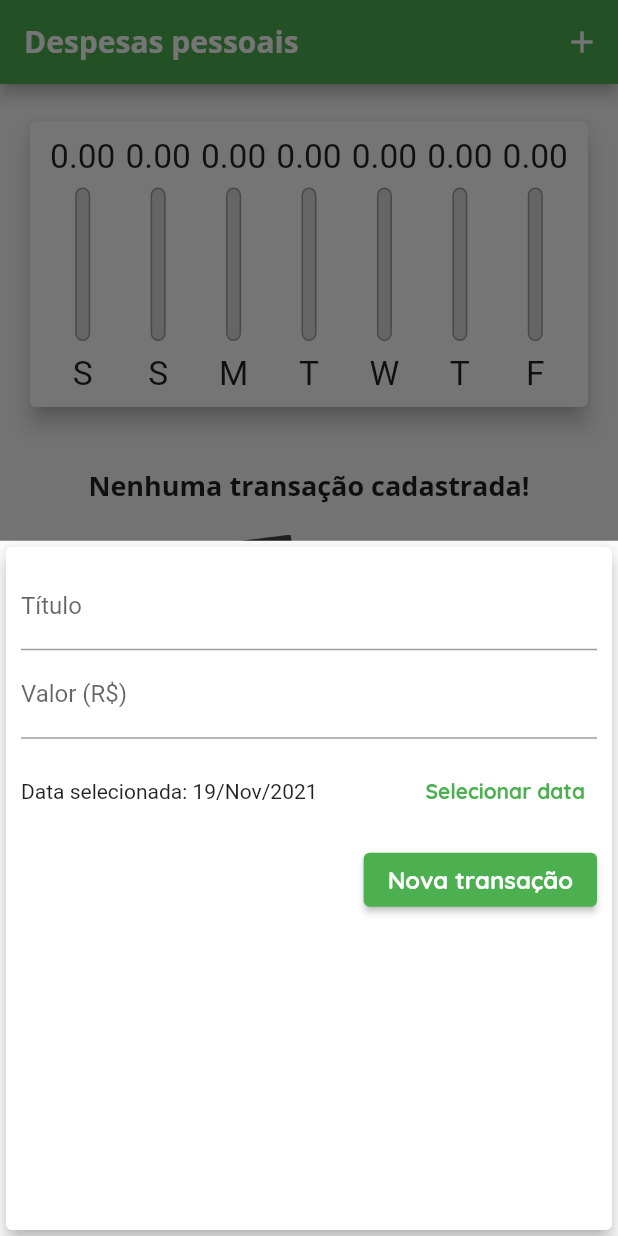
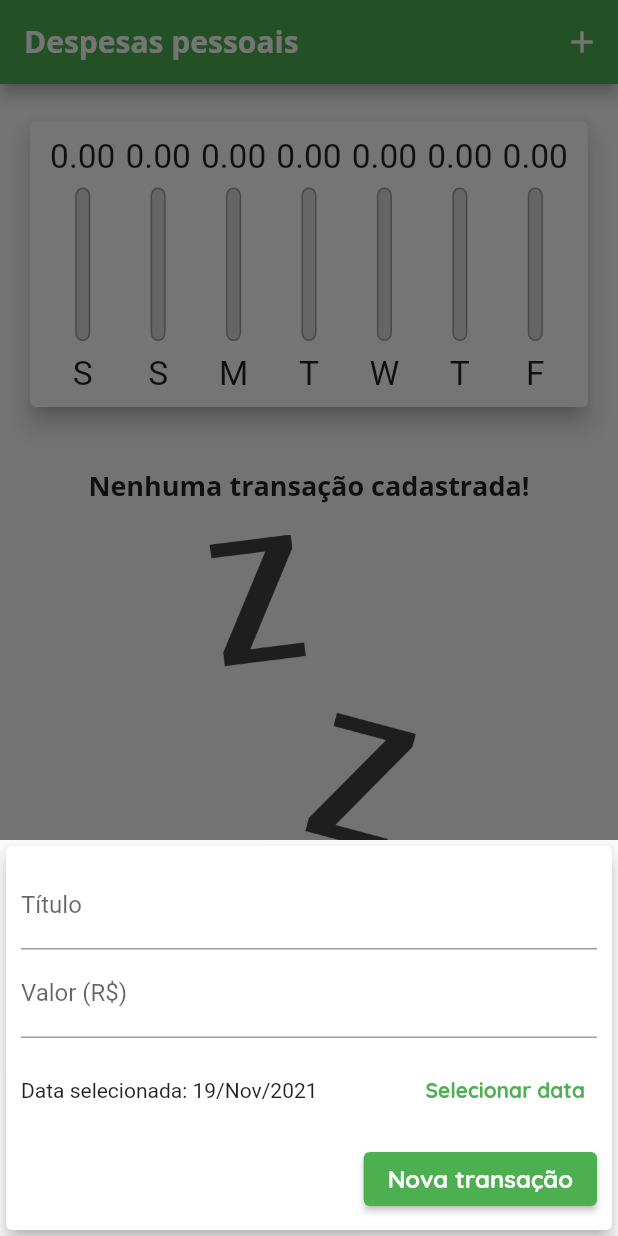
Before and after one commit to oElberte/expenses, a Flutter app: the screen it shows after launch, after a tap on the "add" icon, on a phone screen of 412 x 824 dp. Run offline on Flutter 3.47's test engine with Material 2 defaults, Android fonts, the phone set to English and light mode, and no system bars.

Commit message:
Keyboard fix on transaction form bottom modal

```diff
--- a/lib/components/chart.dart
+++ b/lib/components/chart.dart
@@ -45,7 +45,7 @@ class Chart extends StatelessWidget {
   Widget build(BuildContext context) {
     return Card(
       elevation: 6,
-      margin: EdgeInsets.all(20),
+      margin: const EdgeInsets.all(20),
       child: Padding(
         padding: const EdgeInsets.all(10),
         child: Row(
--- a/lib/components/chart_bar.dart
+++ b/lib/components/chart_bar.dart
@@ -5,11 +5,12 @@ class ChartBar extends StatelessWidget {
   final double value;
   final double percentage;
 
-  ChartBar({
+  const ChartBar({
+    Key? key,
     required this.label,
     required this.value,
     required this.percentage,
-  });
+  }) : super(key: key);
 
   // This widget controls the percentage bars in the chart
   @override
@@ -37,7 +38,7 @@ class ChartBar extends StatelessWidget {
                         color: Colors.grey,
                         width: 1.0,
                       ),
-                      color: Color.fromRGBO(220, 220, 220, 1),
+                      color: const Color.fromRGBO(220, 220, 220, 1),
                       borderRadius: BorderRadius.circular(5),
                     ),
                   ),
--- a/lib/components/transaction_form.dart
+++ b/lib/components/transaction_form.dart
@@ -20,7 +20,7 @@ class _TransactionFormState extends State<TransactionForm> {
     final title = _titleController.text;
     final value = double.tryParse(_valueController.text) ?? 0.0;
 
-    if (title.isEmpty || value <= 0 || _selectedDate == null) {
+    if (title.isEmpty || value <= 0) {
       return;
     }
 
@@ -48,11 +48,13 @@ class _TransactionFormState extends State<TransactionForm> {
   // This widget is the form for entering the title, value and date of transaction
   @override
   Widget build(BuildContext context) {
-    return Card(
+    return SingleChildScrollView(
+      child: Card(
         elevation: 5,
         child: Padding(
           padding: const EdgeInsets.all(10),
           child: Column(
+            mainAxisSize: MainAxisSize.min,
             children: [
               TextField(
                 controller: _titleController,
@@ -76,9 +78,7 @@ class _TransactionFormState extends State<TransactionForm> {
                   children: [
                     Expanded(
                       child: Text(
-                      _selectedDate == null
-                          ? "Nenhuma data selecionada!"
-                          : "Data selecionada: ${DateFormat("dd/MMM/y").format(_selectedDate)}",
+                        "Data selecionada: ${DateFormat("dd/MMM/y").format(_selectedDate)}",
                       ),
                     ),
                     TextButton(
@@ -105,6 +105,7 @@ class _TransactionFormState extends State<TransactionForm> {
             ],
           ),
         ),
+      ),
     );
   }
 }
--- a/lib/main.dart
+++ b/lib/main.dart
@@ -91,17 +91,22 @@ class _MyHomePageState extends State<MyHomePage> {
   // This function show the transaction form from the bottom of the app to add the expenses
   _openTransactionFormModal(BuildContext context) {
     showModalBottomSheet(
+      isScrollControlled: true,
       context: context,
       builder: (_) {
-        return TransactionForm(_addTransaction);
+        return Padding(
+          padding:
+              EdgeInsets.only(bottom: MediaQuery.of(context).viewInsets.bottom),
+          child: TransactionForm(_addTransaction),
+        );
       },
     );
   }
 
   @override
   Widget build(BuildContext context) {
-    bool isLandscape =
-        MediaQuery.of(context).orientation == Orientation.landscape;
+    final mediaQuery = MediaQuery.of(context);
+    bool isLandscape = mediaQuery.orientation == Orientation.landscape;
 
     final appBar = AppBar(
       title: const Text("Despesas pessoais"),
@@ -123,9 +128,9 @@ class _MyHomePageState extends State<MyHomePage> {
       ],
     );
 
-    final availableHeight = MediaQuery.of(context).size.height -
+    final availableHeight = mediaQuery.size.height -
         appBar.preferredSize.height -
-        MediaQuery.of(context).padding.top;
+        mediaQuery.padding.top;
 
     return Scaffold(
       appBar: appBar,
@@ -139,12 +144,12 @@ class _MyHomePageState extends State<MyHomePage> {
             ),
             if (_showChart || !isLandscape)
               SizedBox(
-                height: availableHeight * (isLandscape ? 0.7 : 0.3),
+                height: availableHeight * (isLandscape ? 0.8 : 0.3),
                 child: Chart(_recentTransactions),
               ),
             if (!_showChart || !isLandscape)
               SizedBox(
-                height: availableHeight * 0.70,
+                height: availableHeight * (isLandscape ? 1 : 0.7),
                 child: TransactionList(_transactions, _removeTransaction),
               ),
           ],
```
Also changed, not shown: lib/components/transaction_list.dart (+15 -6 lines). Lines whose indentation alone changed are shown as unchanged.
